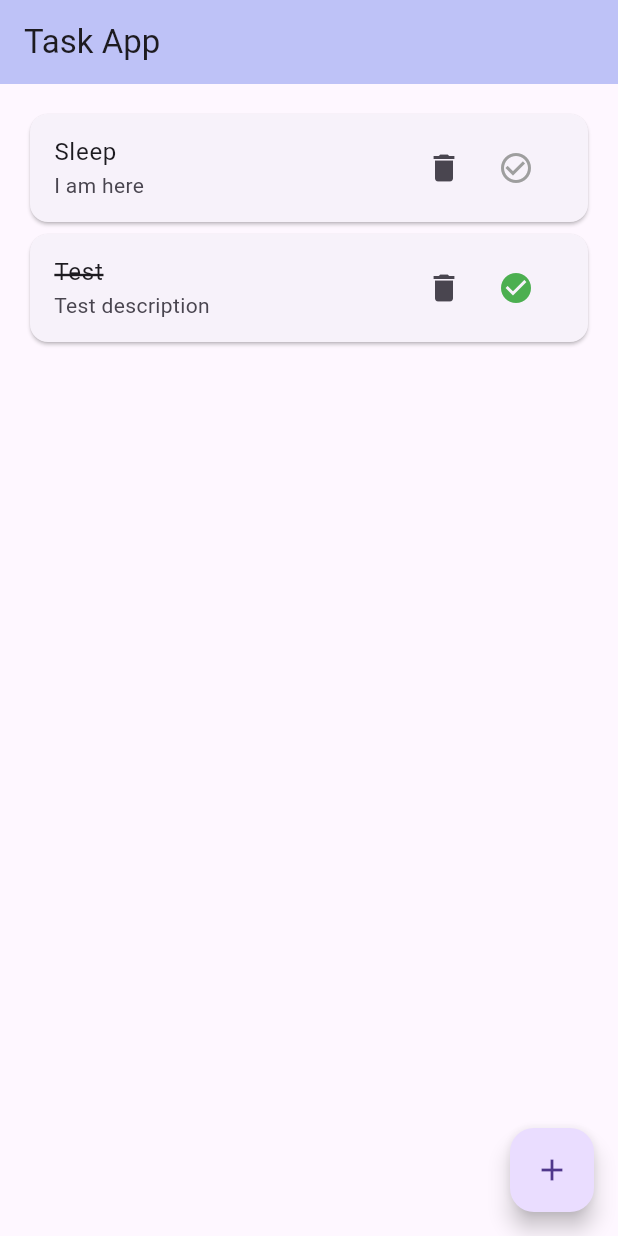
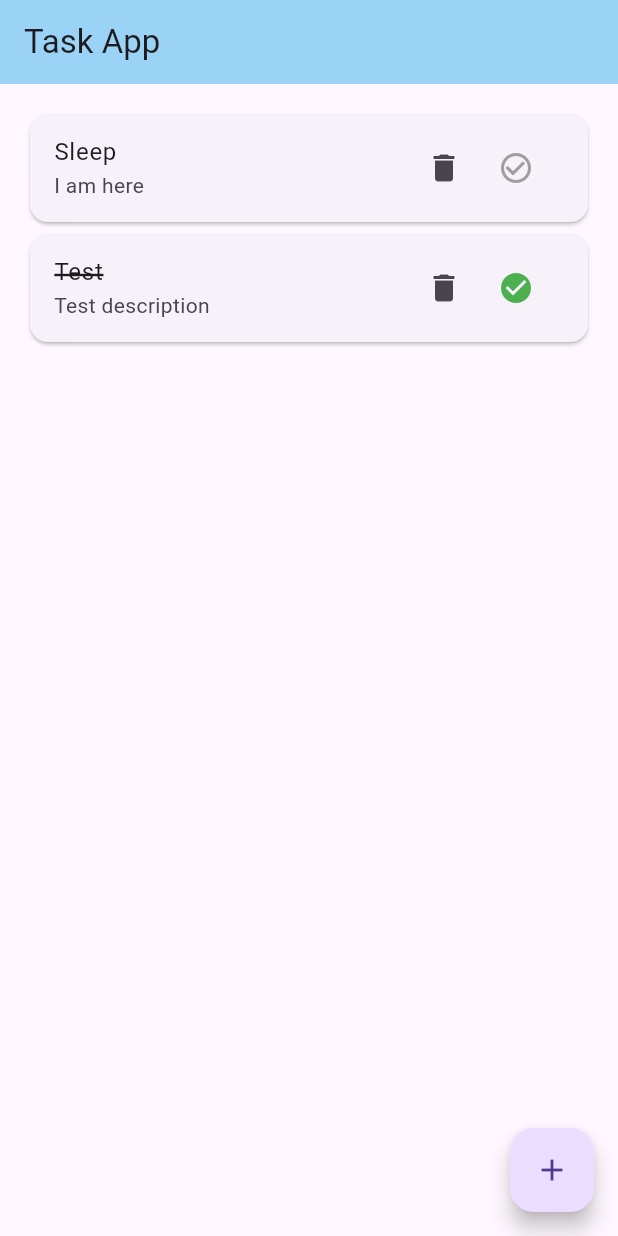
Before and after one commit to myhrindra194/task_app, a Flutter app: the screen it shows after launch, on a phone screen of 412 x 824 dp. Run offline on Flutter 3.47's test engine with Material 3 defaults, Android fonts, the phone set to English and light mode, and no system bars.

Commit message:
Change color of appbar

```diff
--- a/lib/view/task_view.dart
+++ b/lib/view/task_view.dart
@@ -77,7 +77,7 @@ class TaskViewState extends State<TaskView> {
     return Scaffold(
       appBar: AppBar(
         title: const Text("Task App"),
-        backgroundColor: const Color.fromARGB(102, 94, 115, 234),
+        backgroundColor: const Color.fromARGB(102, 7, 157, 232),
       ),
       body: Padding(
           padding: const EdgeInsets.all(16),
```
